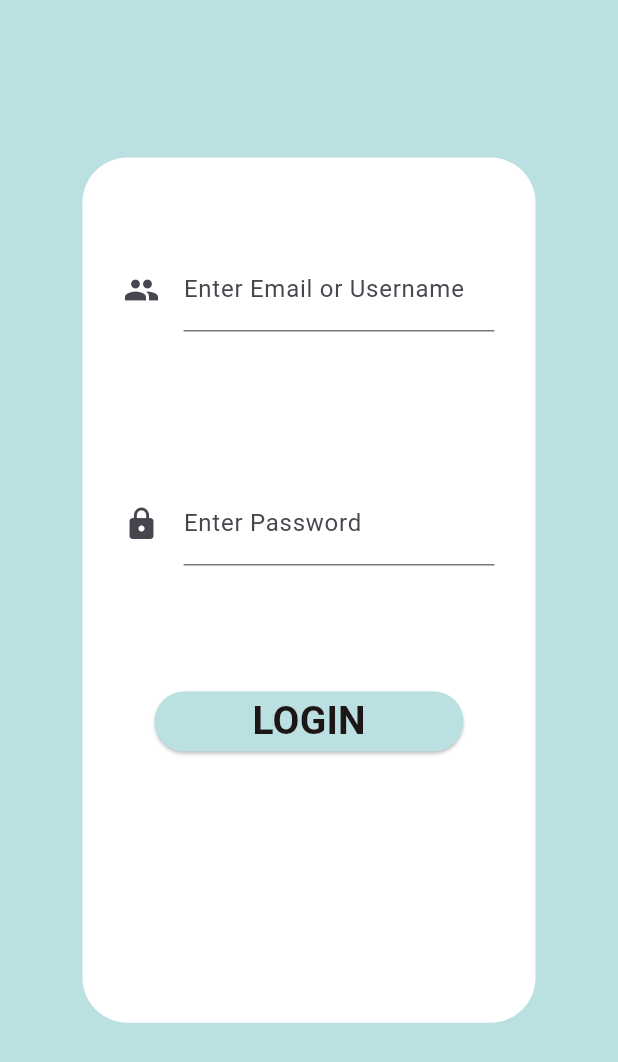
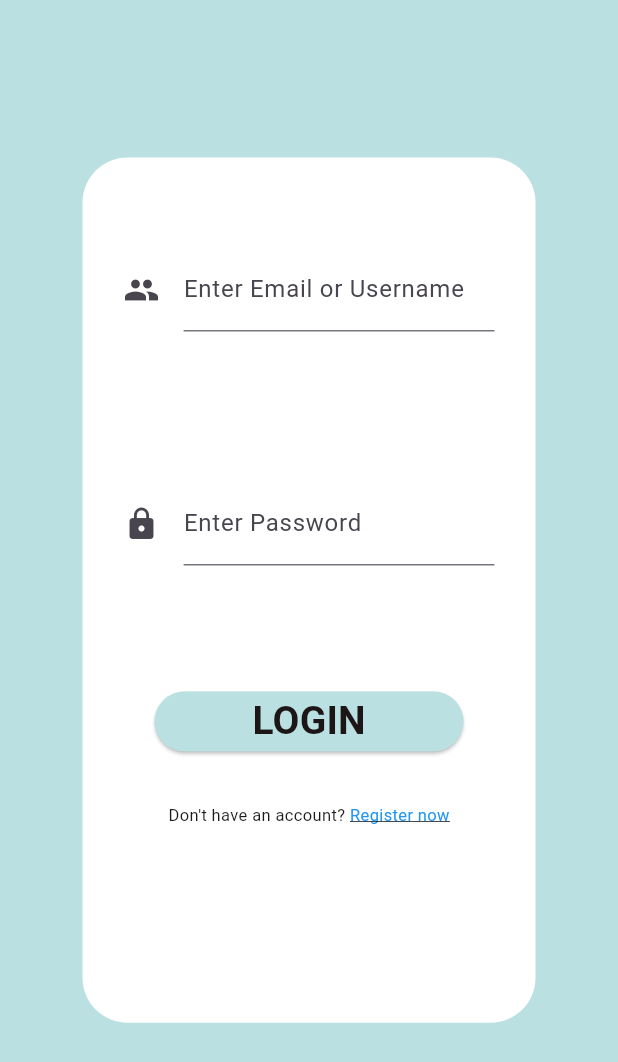
Before and after one commit to Jason12345C/BME440_Senior_Design, a Flutter app: the screen it shows after launch, on a phone screen of 412 x 824 dp. Shown: the top 1062 px of the screen. Run offline on Flutter 3.47's test engine with Material 3 defaults, Android fonts, the phone set to English and light mode, and no system bars; our stand-ins replace flutter_svg, google_nav_bar.

Commit message:
established route to sign up page and main app

```diff
--- a/risestrideapp/lib/Login/login.dart
+++ b/risestrideapp/lib/Login/login.dart
@@ -1,5 +1,7 @@
 import 'package:flutter/material.dart';
+import 'package:risestride/Login/signup.dart';
 import 'package:risestride/common/colors_extension.dart';
+import 'package:risestride/pages/home.dart';
 
 class LoginPage extends StatefulWidget {
   const LoginPage({super.key});
@@ -49,12 +51,35 @@ class _LoginPage extends State<LoginPage> {
                     child: ElevatedButton(
                         style: ElevatedButton.styleFrom(
                             backgroundColor: ThemeColors.primaryColor1),
-                        onPressed: () {},
+                        // for now just go to dashboard
+                        onPressed: () {
+                          Navigator.push(context,
+                              MaterialPageRoute(builder: (context) => Home()));
+                        },
                         child: Text('LOGIN',
                             style: TextStyle(
                                 color: ThemeColors.black,
                                 fontSize: 26,
-                                fontWeight: FontWeight.bold))))
+                                fontWeight: FontWeight.bold)))),
+                const SizedBox(height: 30),
+                Row(mainAxisAlignment: MainAxisAlignment.center, children: [
+                  const Text("Don't have an account?",
+                      style: TextStyle(fontSize: 11)),
+                  GestureDetector(
+                      onTap: () {
+                        Navigator.push(
+                            context,
+                            MaterialPageRoute(
+                                builder: (context) => const SignUpPage()));
+                      },
+                      child: const Padding(
+                          padding: EdgeInsets.only(left: 3),
+                          child: Text("Register now",
+                              style: TextStyle(
+                                  color: Colors.blue,
+                                  fontSize: 11,
+                                  decoration: TextDecoration.underline))))
+                ])
               ])),
         ));
   }
```
Also changed, not shown: risestrideapp/lib/Login/signup.dart (added, +17 -0 lines).
